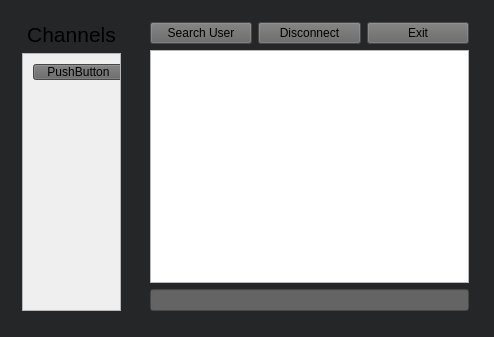
Above: tempClient/mainwindow.ui from Skyfligher/DBMS_Project before the change. Below: the same form after it.
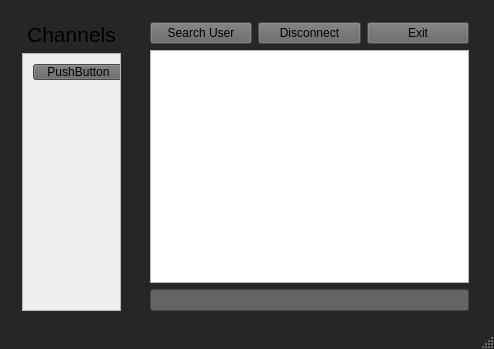
That is the form after the change.

```diff
--- a/tempClient/mainwindow.ui
+++ b/tempClient/mainwindow.ui
@@ -7,7 +7,7 @@
     <x>0</x>
     <y>0</y>
     <width>494</width>
-    <height>337</height>
+    <height>349</height>
    </rect>
   </property>
   <property name="palette">
@@ -548,6 +548,7 @@
     </layout>
    </widget>
   </widget>
+  <widget class="QStatusBar" name="statusBar"/>
  </widget>
  <layoutdefault spacing="6" margin="11"/>
  <resources/>
```
Left out of the diff: 6 changed lines with no effect on the pictures.
